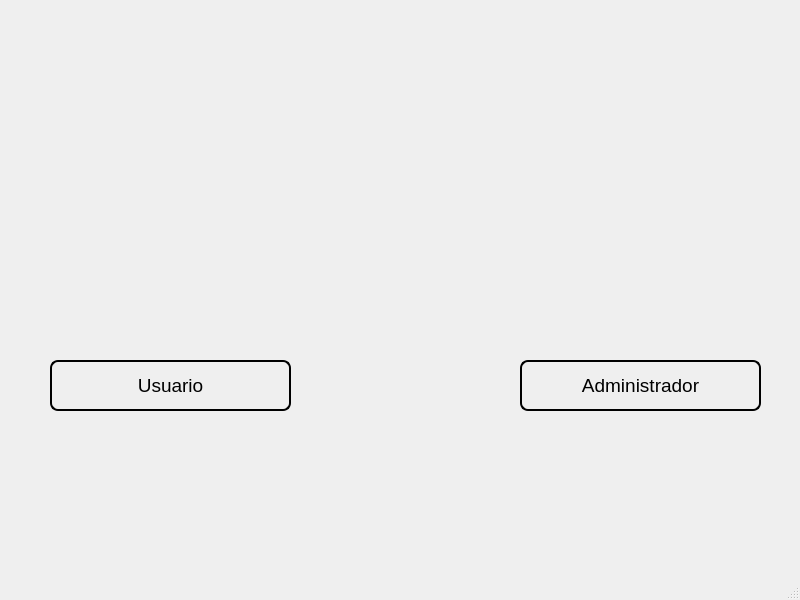
mixano611/PROYECTO_PRG_POO_PY, file BIBLIOTECA_PROY/assets/login.ui: the form before one commit.
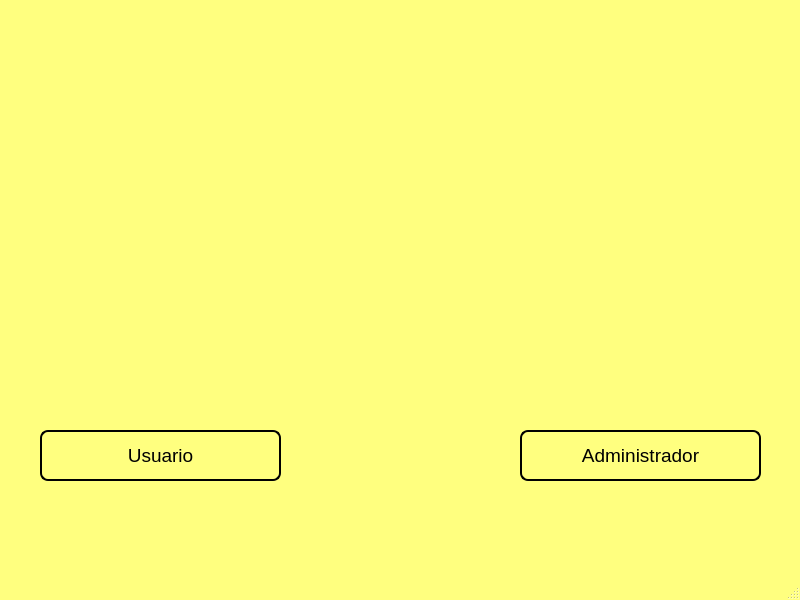
The form after the commit. Icons and pictures are not drawn.

Commit message: cambio logo02

```diff
--- a/BIBLIOTECA_PROY/assets/login.ui
+++ b/BIBLIOTECA_PROY/assets/login.ui
@@ -10,6 +10,70 @@
     <height>600</height>
    </rect>
   </property>
+  <property name="palette">
+   <palette>
+    <active>
+     <colorrole role="Base">
+      <brush brushstyle="SolidPattern">
+       <color alpha="255">
+        <red>255</red>
+        <green>255</green>
+        <blue>255</blue>
+       </color>
+      </brush>
+     </colorrole>
+     <colorrole role="Window">
+      <brush brushstyle="SolidPattern">
+       <color alpha="255">
+        <red>255</red>
+        <green>255</green>
+        <blue>127</blue>
+       </color>
+      </brush>
+     </colorrole>
+    </active>
+    <inactive>
+     <colorrole role="Base">
+      <brush brushstyle="SolidPattern">
+       <color alpha="255">
+        <red>255</red>
+        <green>255</green>
+        <blue>255</blue>
+       </color>
+      </brush>
+     </colorrole>
+     <colorrole role="Window">
+      <brush brushstyle="SolidPattern">
+       <color alpha="255">
+        <red>255</red>
+        <green>255</green>
+        <blue>127</blue>
+       </color>
+      </brush>
+     </colorrole>
+    </inactive>
+    <disabled>
+     <colorrole role="Base">
+      <brush brushstyle="SolidPattern">
+       <color alpha="255">
+        <red>255</red>
+        <green>255</green>
+        <blue>127</blue>
+       </color>
+      </brush>
+     </colorrole>
+     <colorrole role="Window">
+      <brush brushstyle="SolidPattern">
+       <color alpha="255">
+        <red>255</red>
+        <green>255</green>
+        <blue>127</blue>
+       </color>
+      </brush>
+     </colorrole>
+    </disabled>
+   </palette>
+  </property>
   <property name="windowTitle">
    <string>MainWindow</string>
   </property>
@@ -17,8 +81,8 @@
    <widget class="QPushButton" name="btnUsuario">
     <property name="geometry">
      <rect>
-      <x>50</x>
-      <y>360</y>
+      <x>40</x>
+      <y>430</y>
       <width>241</width>
       <height>51</height>
      </rect>
@@ -42,7 +106,7 @@
     <property name="geometry">
      <rect>
       <x>520</x>
-      <y>360</y>
+      <y>430</y>
       <width>241</width>
       <height>51</height>
      </rect>
@@ -65,10 +129,10 @@
    <widget class="QLabel" name="label_1">
     <property name="geometry">
      <rect>
-      <x>170</x>
+      <x>200</x>
       <y>10</y>
-      <width>401</width>
-      <height>391</height>
+      <width>381</width>
+      <height>341</height>
      </rect>
     </property>
     <property name="text">
```
Left out of the diff: 4 changed lines with no effect on the pictures. The commit also changes 1 other file.
